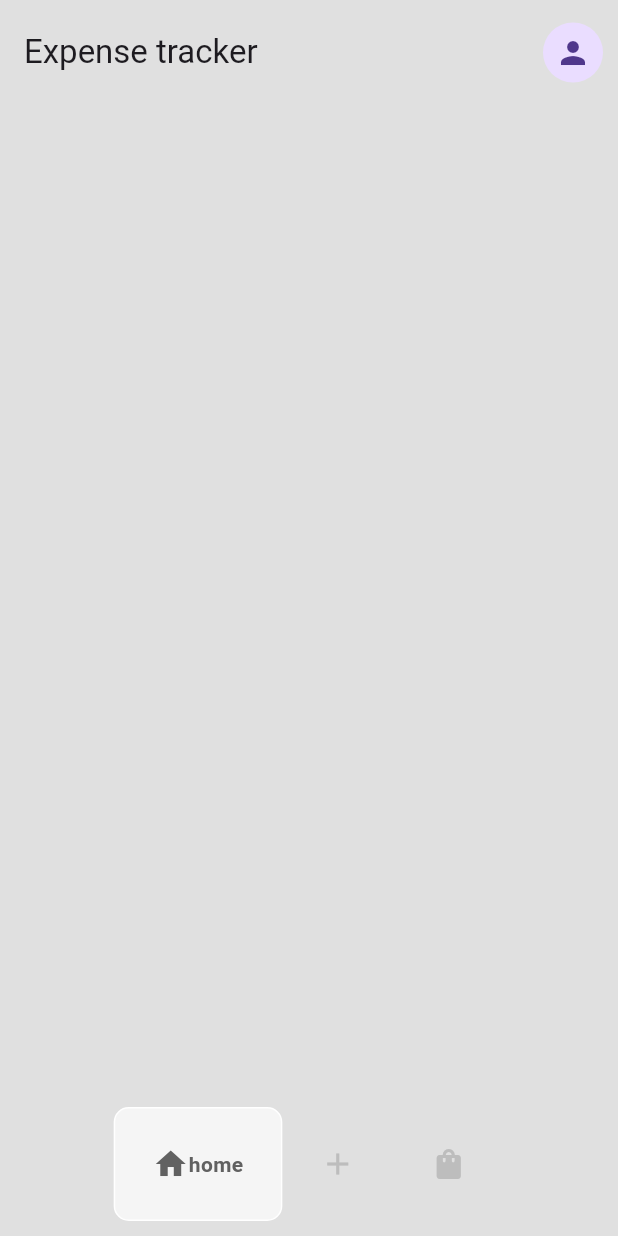
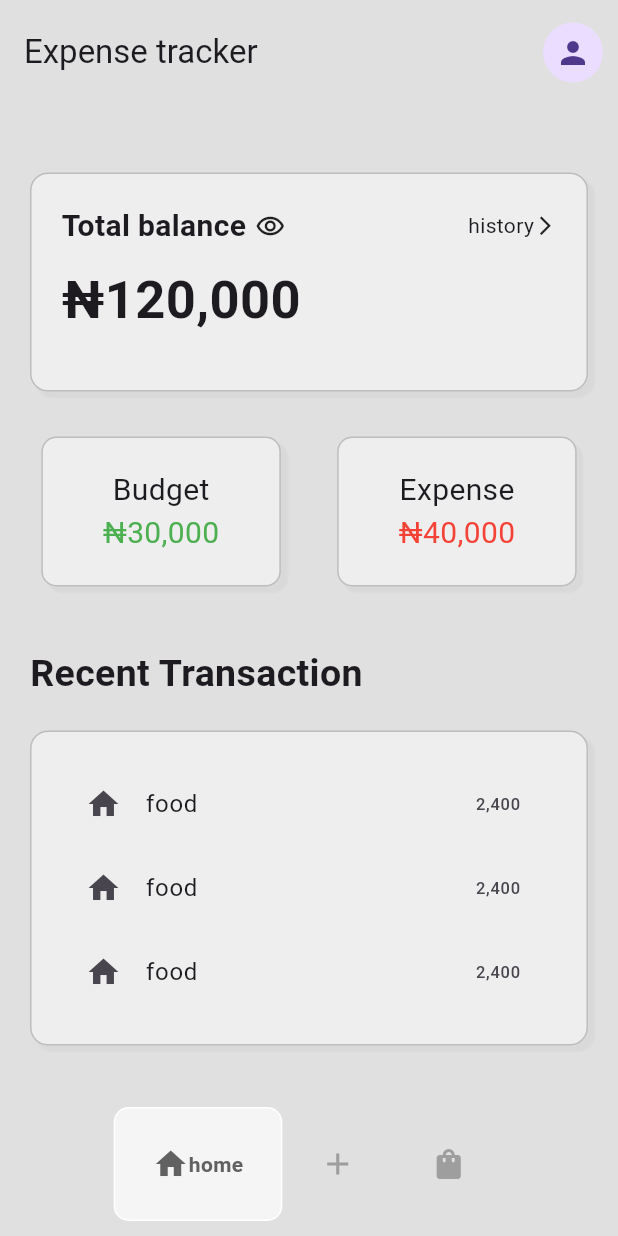
Before and after one commit to nuel232/Expense-tracker, a Flutter app: the screen it shows after launch, on a phone screen of 412 x 824 dp. Run offline on Flutter 3.47's test engine with Material 3 defaults, Android fonts, the phone set to English and light mode, and no system bars; drawn by our look-alikes of google_nav_bar.

Commit message:
Implement dashboard and expense pages, enhance navigation bar, and add transaction tile component

```diff
--- a/lib/components/my_nav_bar.dart
+++ b/lib/components/my_nav_bar.dart
@@ -2,19 +2,21 @@ import 'package:flutter/material.dart';
 import 'package:google_nav_bar/google_nav_bar.dart';
 
 class MyNavBar extends StatelessWidget {
-  const MyNavBar({super.key});
+  Function(int)? onTabChange;
+  MyNavBar({super.key, required this.onTabChange});
 
   @override
   Widget build(BuildContext context) {
     return Container(
       padding: EdgeInsets.symmetric(vertical: 10),
       child: GNav(
-        color: Colors.grey[400],
+        color: Colors.grey[500],
         activeColor: Colors.grey.shade700,
         tabActiveBorder: Border.all(color: Colors.white),
         tabBackgroundColor: Colors.grey.shade100,
         mainAxisAlignment: MainAxisAlignment.center,
         tabBorderRadius: 10,
+        onTabChange: (value) => onTabChange!(value),
 
         tabs: [
           GButton(icon: Icons.home, text: 'home'),
--- /dev/null
+++ b/lib/models/expenseDetails.dart
@@ -0,0 +1,6 @@
+import 'package:flutter/foundation.dart';
+
+class Expensedetails {
+  final String Price,
+  final Category;
+}
--- /dev/null
+++ b/lib/pages/dashboard_page.dart
@@ -0,0 +1,195 @@
+import 'package:expense_tracker/pages/profile_page.dart';
+import 'package:expense_tracker/util/transaction_tile.dart';
+import 'package:flutter/material.dart';
+
+class DashboardPage extends StatefulWidget {
+  const DashboardPage({super.key});
+
+  @override
+  State<DashboardPage> createState() => _DashboardPageState();
+}
+
+class _DashboardPageState extends State<DashboardPage> {
+  @override
+  Widget build(BuildContext context) {
+    return Scaffold(
+      backgroundColor: Colors.grey[300],
+
+      body: SingleChildScrollView(
+        child: Padding(
+          padding: const EdgeInsets.only(top: 25.0),
+          child: Column(
+            crossAxisAlignment: CrossAxisAlignment.start,
+            children: [
+              Container(
+                margin: EdgeInsets.all(20),
+                padding: EdgeInsets.all(20),
+                decoration: BoxDecoration(
+                  color: Colors.grey.shade200,
+                  border: Border.all(color: Colors.grey.shade400),
+
+                  borderRadius: BorderRadius.circular(12),
+                  boxShadow: [
+                    BoxShadow(
+                      color: Colors.grey.shade500.withOpacity(0.1),
+                      spreadRadius: 0.2,
+                      blurRadius: 0.2,
+                      offset: Offset(4, 4),
+                    ),
+                  ],
+                ),
+                child: Padding(
+                  padding: const EdgeInsets.only(bottom: 15),
+                  child: Column(
+                    crossAxisAlignment: CrossAxisAlignment.start,
+                    children: [
+                      Row(
+                        mainAxisAlignment: MainAxisAlignment.spaceBetween,
+                        children: [
+                          Row(
+                            children: [
+                              Text(
+                                'Total balance',
+                                style: TextStyle(
+                                  fontSize: 20,
+                                  fontWeight: FontWeight.bold,
+                                ),
+                              ),
+                              SizedBox(width: 6),
+
+                              Icon(Icons.remove_red_eye_outlined, size: 20),
+                            ],
+                          ),
+
+                          Row(
+                            children: [
+                              Text('history'),
+                              Icon(Icons.arrow_forward_ios_outlined, size: 15),
+                            ],
+                          ),
+                        ],
+                      ),
+                      SizedBox(height: 10),
+
+                      Text(
+                        '₦120,000',
+                        style: TextStyle(
+                          fontSize: 35,
+                          fontWeight: FontWeight.bold,
+                        ),
+                      ),
+                    ],
+                  ),
+                ),
+              ),
+
+              //budget and Expense
+              Row(
+                mainAxisAlignment: MainAxisAlignment.spaceEvenly,
+
+                children: [
+                  Container(
+                    padding: EdgeInsets.symmetric(horizontal: 40, vertical: 20),
+                    margin: EdgeInsets.all(10),
+
+                    decoration: BoxDecoration(
+                      color: Colors.grey.shade200,
+
+                      borderRadius: BorderRadius.circular(10),
+                      border: Border.all(color: Colors.grey.shade400),
+
+                      boxShadow: [
+                        BoxShadow(
+                          color: Colors.grey.shade500.withOpacity(0.1),
+                          spreadRadius: 0.2,
+                          blurRadius: 0.2,
+                          offset: Offset(4, 4),
+                        ),
+                      ],
+                    ),
+                    child: Column(
+                      children: [
+                        Text("Budget", style: TextStyle(fontSize: 20)),
+                        Text(
+                          '₦30,000',
+                          style: TextStyle(fontSize: 20, color: Colors.green),
+                        ),
+                      ],
+                    ),
+                  ),
+
+                  // SizedBox(width: 5),s
+                  Container(
+                    padding: EdgeInsets.symmetric(horizontal: 40, vertical: 20),
+                    margin: EdgeInsets.all(10),
+
+                    decoration: BoxDecoration(
+                      color: Colors.grey.shade200,
+
+                      borderRadius: BorderRadius.circular(10),
+                      border: Border.all(color: Colors.grey.shade400),
+                      boxShadow: [
+                        BoxShadow(
+                          color: Colors.grey.shade500.withOpacity(0.1),
+                          spreadRadius: 0.2,
+                          blurRadius: 0.2,
+                          offset: Offset(4, 4),
+                        ),
+                      ],
+                    ),
+                    child: Column(
+                      children: [
+                        Text("Expense", style: TextStyle(fontSize: 20)),
+                        Text(
+                          '₦40,000',
+                          style: TextStyle(fontSize: 20, color: Colors.red),
+                        ),
+                      ],
+                    ),
+                  ),
+                ],
+              ),
+
+              SizedBox(height: 30),
+
+              //Recent Transactions
+              Padding(
+                padding: const EdgeInsets.symmetric(horizontal: 20.0),
+                child: Text(
+                  'Recent Transaction',
+                  style: TextStyle(fontWeight: FontWeight.bold, fontSize: 25),
+                ),
+              ),
+
+              Container(
+                margin: EdgeInsets.all(20),
+                padding: EdgeInsets.all(20),
+                decoration: BoxDecoration(
+                  color: Colors.grey.shade200,
+                  border: Border.all(color: Colors.grey.shade400),
+                  boxShadow: [
+                    BoxShadow(
+                      color: Colors.grey.shade500.withOpacity(0.1),
+                      spreadRadius: 0.2,
+                      blurRadius: 0.2,
+                      offset: Offset(4, 4),
+                    ),
+                  ],
+
+                  borderRadius: BorderRadius.circular(12),
+                ),
+                child: Column(
+                  children: [
+                    TransactionTile(),
+                    TransactionTile(),
+                    TransactionTile(),
+                  ],
+                ),
+              ),
+            ],
+          ),
+        ),
+      ),
+    );
+  }
+}
--- a/lib/pages/expense_page.dart
+++ b/lib/pages/expense_page.dart
@@ -5,6 +5,9 @@ class ExpensePage extends StatelessWidget {
 
   @override
   Widget build(BuildContext context) {
-    return Scaffold();
+    return Scaffold(
+      backgroundColor: Colors.grey[300],
+      body: Center(child: Text('add')),
+    );
   }
 }
--- a/lib/pages/home_page.dart
+++ b/lib/pages/home_page.dart
@@ -1,5 +1,8 @@
 import 'package:expense_tracker/components/my_nav_bar.dart';
+import 'package:expense_tracker/pages/dashboard_page.dart';
+import 'package:expense_tracker/pages/expense_page.dart';
 import 'package:expense_tracker/pages/profile_page.dart';
+import 'package:expense_tracker/pages/statistic_page.dart';
 import 'package:flutter/material.dart';
 
 class HomePage extends StatefulWidget {
@@ -10,11 +13,35 @@ class HomePage extends StatefulWidget {
 }
 
 class _HomePageState extends State<HomePage> {
+  //this is to control the bottom bar
+  int _selectedIndex = 0;
+
+  //this method will update our index
+  //when the user taps on the navbar
+  void navigateButtomBar(int index) {
+    setState(() {
+      _selectedIndex = index;
+    });
+  }
+
+  final List<Widget> _pages = [
+    //home page
+    DashboardPage(),
+
+    //add
+    ExpensePage(),
+
+    //statistic page
+    StatisticPage(),
+  ];
+
   @override
   Widget build(BuildContext context) {
     return Scaffold(
+      bottomNavigationBar: MyNavBar(
+        onTabChange: (index) => navigateButtomBar(index),
+      ),
       backgroundColor: Colors.grey[300],
-      bottomNavigationBar: MyNavBar(),
       appBar: AppBar(
         toolbarHeight: 70,
         backgroundColor: Colors.transparent,
@@ -36,6 +63,8 @@ class _HomePageState extends State<HomePage> {
           ),
         ],
       ),
+
+      body: _pages[_selectedIndex],
     );
   }
 }
--- a/lib/pages/profile_page.dart
+++ b/lib/pages/profile_page.dart
@@ -5,6 +5,10 @@ class ProfilePage extends StatelessWidget {
 
   @override
   Widget build(BuildContext context) {
-    return Scaffold(appBar: AppBar());
+    return Scaffold(
+      appBar: AppBar(backgroundColor: Colors.transparent),
+      backgroundColor: Colors.grey[300],
+      body: Center(child: Text('profile page')),
+    );
   }
 }
--- a/lib/pages/statistic_page.dart
+++ b/lib/pages/statistic_page.dart
@@ -0,0 +1,14 @@
+import 'package:flutter/material.dart';
+
+class StatisticPage extends StatelessWidget {
+  const StatisticPage({super.key});
+
+  @override
+  Widget build(BuildContext context) {
+    return Scaffold(
+      backgroundColor: Colors.grey[300],
+
+      body: Center(child: Text('statistic page')),
+    );
+  }
+}
--- /dev/null
+++ b/lib/util/transaction_tile.dart
@@ -0,0 +1,14 @@
+import 'package:flutter/material.dart';
+
+class TransactionTile extends StatelessWidget {
+  const TransactionTile({super.key});
+
+  @override
+  Widget build(BuildContext context) {
+    return ListTile(
+      leading: Icon(Icons.home),
+      title: Text('food'),
+      trailing: Text('2,400'),
+    );
+  }
+}
```
